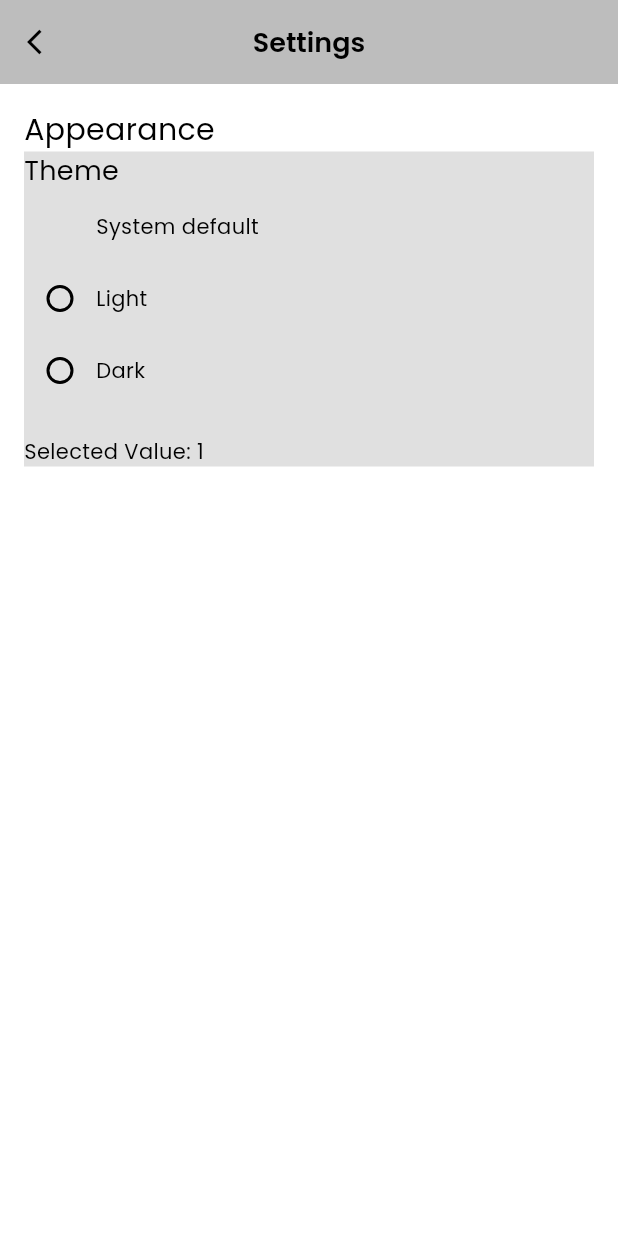
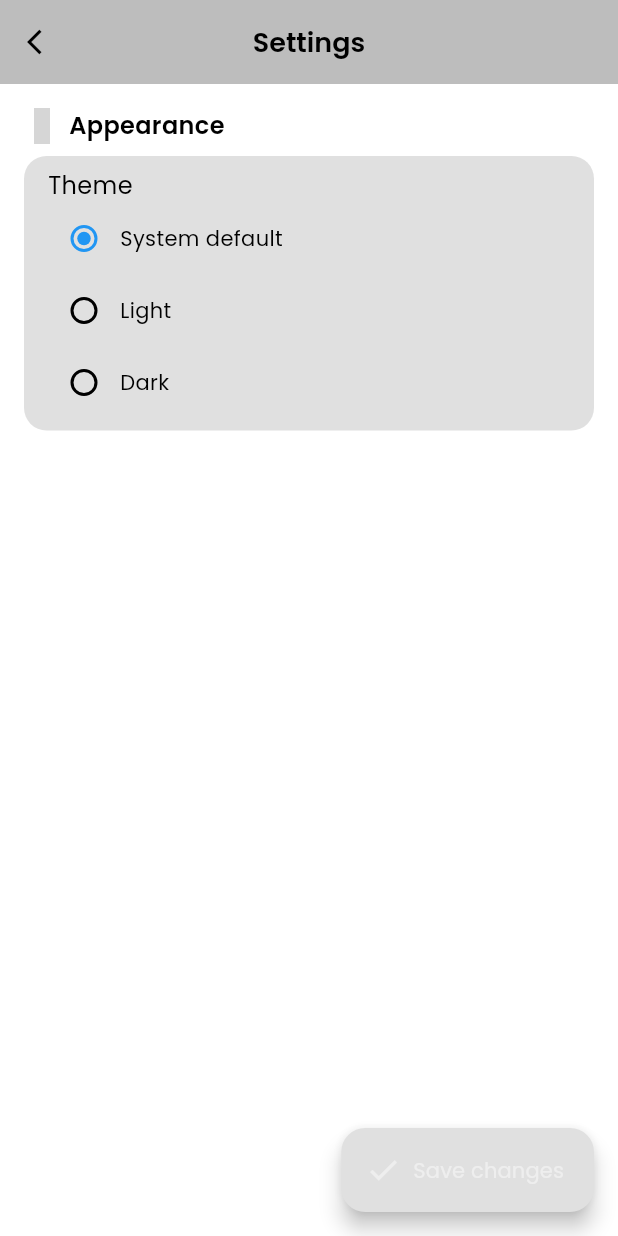
Before and after one commit to nabinoy/ytshare, a Flutter app: the screen it shows after launch, after a tap on an icon or button, on a phone screen of 412 x 824 dp. Run offline on Flutter 3.47's test engine with Material 3 defaults, Android fonts, the phone set to English and light mode, and no system bars; our stand-ins replace animated_splash_screen, flutter_animate, material_design_icons_flutter, page_transition, shared_preferences; grey boxes are pictures that could not be loaded.

Commit message:
setting ui added

```diff
--- a/lib/main.dart
+++ b/lib/main.dart
@@ -1,4 +1,5 @@
 import 'package:flutter/material.dart';
+import 'package:flutter/services.dart';
 import 'package:provider/provider.dart';
 import 'package:ytshare/constants/global.dart';
 import 'package:ytshare/router.dart';
@@ -26,28 +27,40 @@ class YTShare extends StatefulWidget {
 class _YTShareState extends State<YTShare> {
   int themeOrder = 0;
 
-  @override
-  void initState() {
-    super.initState();
-    futureCall();
-  }
-
   Future<void> futureCall() async {
     themeOrder = await SharedService.getThemeOrder();
   }
 
   @override
   Widget build(BuildContext context) {
+    return FutureBuilder(future: (() async {
+      return await futureCall();
+    })(), builder: (context, snapshot) {
+      if (snapshot.connectionState == ConnectionState.done) {
+        if (themeOrder == 1) {
+          SystemChrome.setSystemUIOverlayStyle(SystemUiOverlayStyle(
+            systemNavigationBarColor:
+                (MediaQuery.of(context).platformBrightness == Brightness.dark)
+                    ? Colors.grey.shade900
+                    : Colors.grey.shade400,
+            systemNavigationBarIconBrightness:
+                (MediaQuery.of(context).platformBrightness == Brightness.dark)
+                    ? Brightness.light
+                    : Brightness.dark,
+          ));
           return MaterialApp(
             title: Global.appName,
             debugShowCheckedModeBanner: false,
-      theme: (themeOrder == 1)
-          ? lightMode
-          : Provider.of<ThemeProvider>(context).themeData,
-      // theme: lightMode,
-      darkTheme: (themeOrder == 1)
-          ? darkMode
-          : Provider.of<ThemeProvider>(context).themeData,
+            theme: lightMode,
+            darkTheme: darkMode,
+            onGenerateRoute: (settings) => generateRoute(settings),
+            home: const SplashScreen(),
+          );
+        } else {
+          return MaterialApp(
+            title: Global.appName,
+            debugShowCheckedModeBanner: false,
+            theme: Provider.of<ThemeProvider>(context).themeData,
             // theme: ThemeData(
             //   fontFamily: Global.fontRegular,
             //   colorScheme: ColorScheme.fromSeed(seedColor: Colors.deepPurple),
@@ -55,7 +68,16 @@ class _YTShareState extends State<YTShare> {
             // ),
             onGenerateRoute: (settings) => generateRoute(settings),
             home: const SplashScreen(),
-      //home: const MyHomePage(title: 'Flutter Demo Home Page'),
           );
         }
+      } else {
+        return Container(
+          color: Colors.white,
+          child: const Center(
+            child: CircularProgressIndicator(color: Colors.white),
+          ),
+        );
       }
+    });
+  }
+}
--- a/lib/screens/homepage.dart
+++ b/lib/screens/homepage.dart
@@ -4,7 +4,6 @@ import 'package:provider/provider.dart';
 import 'package:ytshare/constants/global.dart';
 import 'package:material_design_icons_flutter/material_design_icons_flutter.dart';
 import 'package:ytshare/screens/settings.dart';
-import 'package:ytshare/services/shared_service.dart';
 import 'package:ytshare/theme/theme_provider.dart';
 
 class Home extends StatefulWidget {
@@ -83,7 +82,6 @@ class _HomeState extends State<Home> {
       floatingActionButton: FloatingActionButton(
         onPressed: () {
           toggleTheme();
-          SharedService.setThemeOrder(_counter);
           Provider.of<ThemeProvider>(context, listen: false).toggleTheme();
         },
         tooltip: 'Increment',
--- a/lib/screens/settings.dart
+++ b/lib/screens/settings.dart
@@ -1,5 +1,6 @@
 import 'package:flutter/material.dart';
 import 'package:flutter/services.dart';
+import 'package:material_design_icons_flutter/material_design_icons_flutter.dart';
 import 'package:provider/provider.dart';
 import 'package:ytshare/services/shared_service.dart';
 import 'package:ytshare/theme/theme_provider.dart';
@@ -14,6 +15,10 @@ class Settings extends StatefulWidget {
 
 class _SettingsState extends State<Settings> {
   int selectedValue = 1;
+
+  Future<void> futureCall() async {
+    selectedValue = await SharedService.getThemeOrder();
+  }
 
   void darkTheme(bool data) {
     setState(() {
@@ -58,76 +63,123 @@ class _SettingsState extends State<Settings> {
           child: Column(
             crossAxisAlignment: CrossAxisAlignment.start,
             children: [
-              Text(
+              Row(
+                children: [
+                  Icon(MdiIcons.palette),
+                  const SizedBox(
+                    width: 6,
+                  ),
+                  const Text(
                     'Appearance',
-                style: TextStyle(fontSize: 20),
+                    style: TextStyle(fontSize: 16, fontWeight: FontWeight.w600),
                   ),
-              Container(
-                //height: MediaQuery.sizeOf(context).height * 0.10,
+                ],
+              ),
+              const SizedBox(
+                height: 8,
+              ),
+              FutureBuilder(
+                  future: Future.wait([futureCall()]),
+                  builder: (context, snapshot) {
+                    if (snapshot.connectionState == ConnectionState.done) {
+                      return Container(
+                        padding: const EdgeInsets.symmetric(
+                            vertical: 8, horizontal: 16),
+                        decoration: BoxDecoration(
                           color: Theme.of(context).colorScheme.primary,
+                          borderRadius: BorderRadius.circular(15),
+                        ),
                         child: Column(
                           crossAxisAlignment: CrossAxisAlignment.start,
                           children: [
-                    Text(
+                            const Text(
                               'Theme',
-                      style: TextStyle(fontSize: 18),
+                              style: TextStyle(fontSize: 16),
                             ),
                             Row(
                               children: [
                                 Radio(
+                                  activeColor: Colors.blue,
                                   value: 1,
                                   groupValue: selectedValue,
                                   onChanged: (value) {
                                     setState(() {
                                       selectedValue = value!;
+                                      SharedService.setThemeOrder(
+                                          selectedValue);
                                     });
                                   },
                                 ),
-                        Text('System default'),
+                                const Text('System default'),
                               ],
                             ),
                             Row(
                               children: [
                                 Radio(
                                   value: 2,
+                                  activeColor: Colors.blue,
                                   groupValue: selectedValue,
                                   onChanged: (value) {
                                     setState(() {
                                       selectedValue = value!;
                                       darkTheme(false);
-                              SharedService.setThemeOrder(selectedValue);
-                              Provider.of<ThemeProvider>(context, listen: false)
+                                      SharedService.setThemeOrder(
+                                          selectedValue);
+                                      Provider.of<ThemeProvider>(context,
+                                              listen: false)
                                           .darkTheme(false);
                                     });
                                   },
                                 ),
-                        Text('Light'),
+                                const Text('Light'),
                               ],
                             ),
                             Row(
                               children: [
                                 Radio(
                                   value: 3,
+                                  activeColor: Colors.blue,
                                   groupValue: selectedValue,
                                   onChanged: (value) {
                                     setState(() {
                                       selectedValue = value!;
                                       darkTheme(true);
-                              SharedService.setThemeOrder(selectedValue);
-                              Provider.of<ThemeProvider>(context, listen: false)
+                                      SharedService.setThemeOrder(
+                                          selectedValue);
+                                      Provider.of<ThemeProvider>(context,
+                                              listen: false)
                                           .darkTheme(true);
                                     });
                                   },
                                 ),
-                        Text('Dark'),
+                                const Text('Dark'),
                               ],
                             ),
-                    SizedBox(height: 20),
-                    Text('Selected Value: $selectedValue'),
                           ],
                         ),
-              )
+                      );
+                    } else {
+                      return const Center(
+                        child: CircularProgressIndicator(color: Colors.white),
+                      );
+                    }
+                  })
             ],
+          ),
+        ),
+      ),
+      floatingActionButton: FloatingActionButton.extended(
+        onPressed: () {},
+        tooltip: 'Save changes',
+        icon: Icon(
+          Icons.check,
+          color: Theme.of(context).colorScheme.secondary,
+        ),
+        label: Text(
+          'Save changes',
+          textAlign: TextAlign.right,
+          style: TextStyle(
+            color: Theme.of(context).colorScheme.secondary,
           ),
         ),
       ),
--- a/lib/services/shared_service.dart
+++ b/lib/services/shared_service.dart
@@ -1,7 +1,6 @@
 import 'package:shared_preferences/shared_preferences.dart';
 
-class SharedService{
-
+class SharedService {
   static Future<void> shareInit() async {
     final SharedPreferences prefs = await SharedPreferences.getInstance();
     bool isFirstTimeOpen = prefs.getBool('is_first_time_open') ?? true;
@@ -23,5 +22,4 @@ class SharedService{
     const keyTheme = 'themeOrder';
     return prefs.getInt(keyTheme) ?? 1;
   }
-
 }
--- a/lib/splash/splash_screen.dart
+++ b/lib/splash/splash_screen.dart
@@ -52,7 +52,7 @@ class _SplashScreenState extends State<SplashScreen> {
                 child: SizedBox(
                   height: 150,
                   width: 250,
-                    child: Image.asset('assets/images/tripify_logo.png'),
+                  //child: Image.asset('assets/images/tripify_logo.png'),
                 ),
               ),
               Animate(
@@ -81,6 +81,7 @@ class _SplashScreenState extends State<SplashScreen> {
       nextScreen: const Home(),
       splashTransition: SplashTransition.fadeTransition,
       pageTransitionType: PageTransitionType.fade,
-        backgroundColor: Colors.white);
+      backgroundColor: Theme.of(context).colorScheme.background,
+    );
   }
 }
```
Lines whose indentation alone changed are shown as unchanged.
